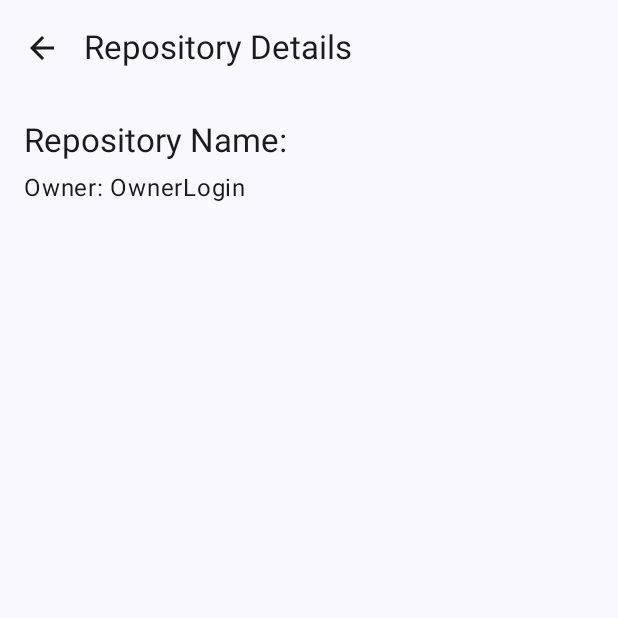
After one commit to chimydevs/BankuishChallenge, an Android app built with Jetpack Compose: the composable DetailScreen called with empty values, on a phone screen of 412 x 824 dp, the top half of it. The commit adds this screen. Run offline under Robolectric (Android 15) with nearby library versions, the phone set to English and light mode, and no system bars.

Commit message:
ScreensFinish

```diff
--- a/app/build.gradle.kts
+++ b/app/build.gradle.kts
@@ -59,6 +59,9 @@ dependencies {
     implementation("androidx.compose.ui:ui-graphics")
     implementation("androidx.compose.ui:ui-tooling-preview")
     implementation("androidx.compose.material3:material3")
+    implementation("androidx.compose.ui:ui:1.6.8")
+    implementation("androidx.compose.material3:material3:1.2.1")
+    implementation("androidx.navigation:navigation-compose:2.7.7")
     testImplementation("junit:junit:4.13.2")
     androidTestImplementation("androidx.test.ext:junit:1.2.1")
     androidTestImplementation("androidx.test.espresso:espresso-core:3.6.1")
--- a/app/src/main/AndroidManifest.xml
+++ b/app/src/main/AndroidManifest.xml
@@ -24,5 +24,6 @@
             </intent-filter>
         </activity>
     </application>
+    <uses-permission android:name="android.permission.INTERNET" />
 
 </manifest>
--- a/app/src/main/java/com/chimy/bankuishchallenge/data/network/RetrofitClient.kt
+++ b/app/src/main/java/com/chimy/bankuishchallenge/data/network/RetrofitClient.kt
@@ -8,7 +8,9 @@ object RetrofitClient {
 
     val apiService: GitHubApiService by lazy {
         Retrofit.Builder()
-            .baseUrl(BASE_URL).addConverterFactory(GsonConverterFactory.create()).build()
+            .baseUrl(BASE_URL)
+            .addConverterFactory(GsonConverterFactory.create())
+            .build()
             .create(GitHubApiService::class.java)
     }
 }
--- a/app/src/main/java/com/chimy/bankuishchallenge/ui/DetailActivity.kt
+++ /dev/null
@@ -1,4 +0,0 @@
-package com.chimy.bankuishchallenge.ui
-
-class DetailActivity {
-}
--- /dev/null
+++ b/app/src/main/java/com/chimy/bankuishchallenge/ui/DetailScreen.kt
@@ -0,0 +1,72 @@
+package com.chimy.bankuishchallenge.ui
+
+
+import androidx.compose.foundation.layout.Column
+import androidx.compose.foundation.layout.Spacer
+import androidx.compose.foundation.layout.fillMaxSize
+import androidx.compose.foundation.layout.height
+import androidx.compose.foundation.layout.padding
+import androidx.compose.material.icons.Icons
+import androidx.compose.material.icons.automirrored.filled.ArrowBack
+import androidx.compose.material3.ExperimentalMaterial3Api
+import androidx.compose.material3.Icon
+import androidx.compose.material3.IconButton
+import androidx.compose.material3.MaterialTheme
+import androidx.compose.material3.Scaffold
+import androidx.compose.material3.Text
+import androidx.compose.material3.TopAppBar
+import androidx.compose.runtime.Composable
+import androidx.compose.runtime.remember
+import androidx.compose.ui.Modifier
+import androidx.compose.ui.tooling.preview.Preview
+import androidx.compose.ui.unit.dp
+import androidx.navigation.NavController
+import androidx.navigation.compose.rememberNavController
+import com.chimy.bankuishchallenge.data.model.RepositoryModel
+
+@OptIn(ExperimentalMaterial3Api::class)
+@Composable
+fun DetailScreen(
+    navController: NavController,
+    repoName: String
+) {
+    val repo = remember(repoName) {
+        RepositoryModel(
+            name = repoName,
+            owner = RepositoryModel.RepositoryOwner(login = "OwnerLogin")
+        )
+    }
+
+    Scaffold(
+        topBar = {
+            TopAppBar(
+                title = { Text("Repository Details") },
+                navigationIcon = {
+                    IconButton(onClick = { navController.navigateUp() }) {
+                        Icon(Icons.AutoMirrored.Filled.ArrowBack, contentDescription = "Back")
+                    }
+                }
+            )
+        }
+    ) { innerPadding ->
+        Column(
+            modifier = Modifier
+                .fillMaxSize()
+                .padding(innerPadding)
+                .padding(16.dp)
+        ) {
+            Text(text = "Repository Name: ${repo.name}", style = MaterialTheme.typography.titleLarge)
+            Spacer(modifier = Modifier.height(8.dp))
+            Text(text = "Owner: ${repo.owner.login}", style = MaterialTheme.typography.bodyLarge)
+        }
+    }
+}
+
+@Preview(showBackground = true)
+@Composable
+fun DetailScreenPreview() {
+    DetailScreen(
+        navController = rememberNavController(),
+        repoName = "SampleRepo"
+    )
+}
```
Also changed, not shown: app/src/main/java/com/chimy/bankuishchallenge/data/repository/Repository.kt (+6 -10 lines), app/src/main/java/com/chimy/bankuishchallenge/ui/MainActivity.kt (+22 -21 lines), app/src/main/java/com/chimy/bankuishchallenge/ui/MainScreen.kt (added, +96 -0 lines), app/src/main/java/com/chimy/bankuishchallenge/ui/Navigation.kt (added, +21 -0 lines), app/src/main/java/com/chimy/bankuishchallenge/viewmodel/MainViewModel.kt (+6 -6 lines).
